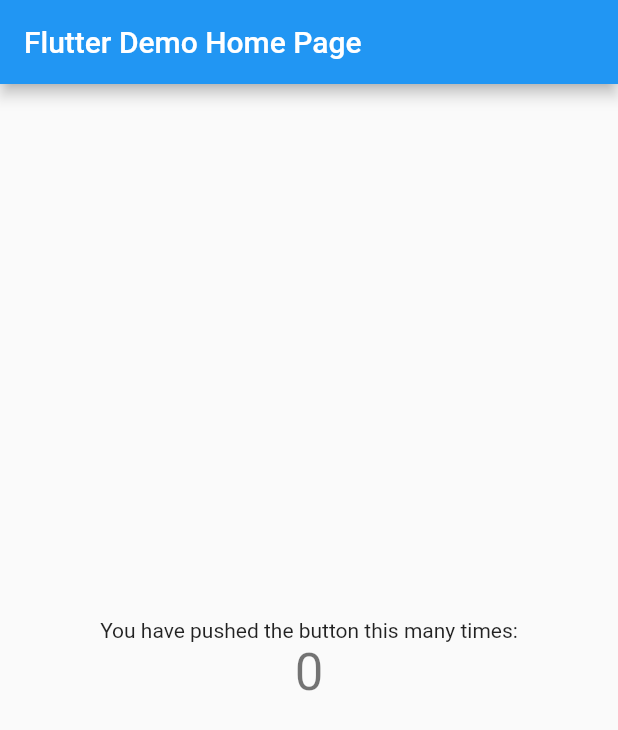
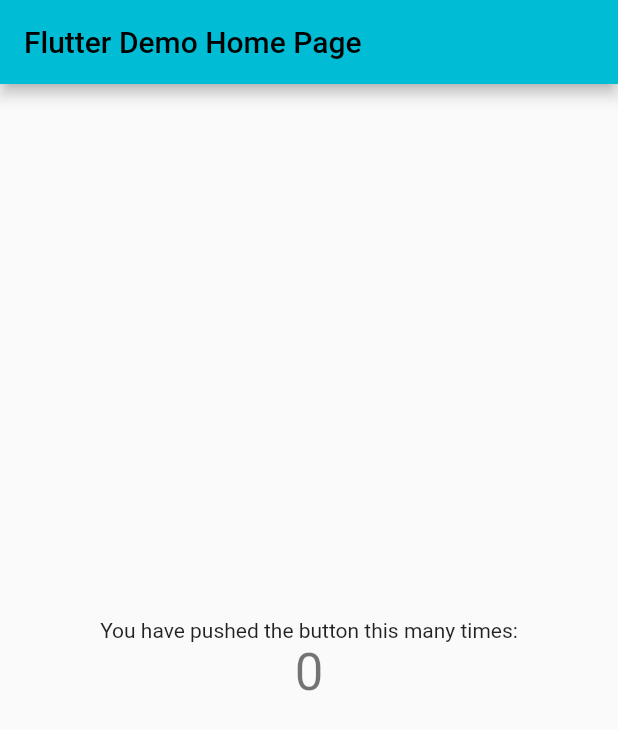
Before and after one commit to kamishi-44/svhw_app, a Flutter app: the screen it shows after launch, on a phone screen of 412 x 824 dp. Shown: the top 730 px of the screen. Run offline on Flutter 3.47's test engine with Material 2 defaults, Android fonts, the phone set to English and light mode, and no system bars; our stand-ins replace objectbox.

Commit message:
[add] #2 アプリのテーマカラー決定、テーマのメソッド化
カラーは仮決定だが cyan にひとまずしておく

```diff
--- a/lib/main.dart
+++ b/lib/main.dart
@@ -1,5 +1,5 @@
 import 'package:flutter/material.dart';
-import 'package:flutter_riverpod/flutter_riverpod.dart';
+import 'package:svhw_app/util/const.dart';
 
 void main() {
   runApp(const MyApp());
@@ -12,9 +12,7 @@ class MyApp extends StatelessWidget {
   Widget build(BuildContext context) {
     return MaterialApp(
       title: 'Flutter Demo',
-      theme: ThemeData(
-        primarySwatch: Colors.blue,
-      ),
+      theme: Const.createTheme(),
       home: const MyHomePage(title: 'Flutter Demo Home Page'),
     );
   }
@@ -30,13 +28,7 @@ class MyHomePage extends StatefulWidget {
 }
 
 class _MyHomePageState extends State<MyHomePage> {
-  int _counter = 0;
-
-  void _incrementCounter() {
-    setState(() {
-      _counter++;
-    });
-  }
+  final int _counter = 0;
 
   @override
   Widget build(BuildContext context) {
--- a/lib/util/const.dart
+++ b/lib/util/const.dart
@@ -1,5 +1,12 @@
+import 'package:flutter/material.dart';
+
 /// アプリ内で使用する共通の定数を保持するクラスです。
 /// アプリ内のどこからでもアクセスできます。
 class Const {
-
+  /// アプリ全体に適用するテーマを生成します。
+  static ThemeData createTheme() {
+    return ThemeData(
+      primarySwatch: Colors.cyan,
+    );
+  }
 }
```
